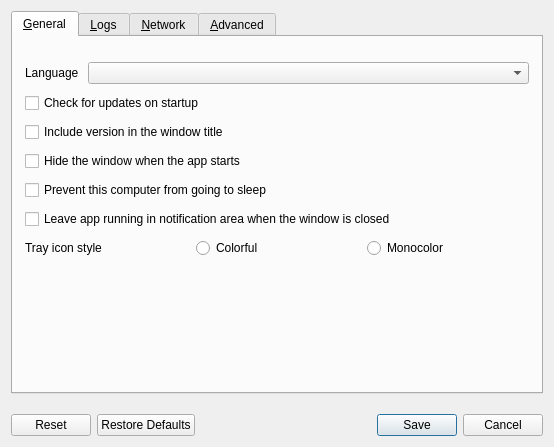
The window that src/lib/gui/dialogs/SettingsDialog.ui (deskflow/deskflow) describes before a commit, drawn with Qt 5.
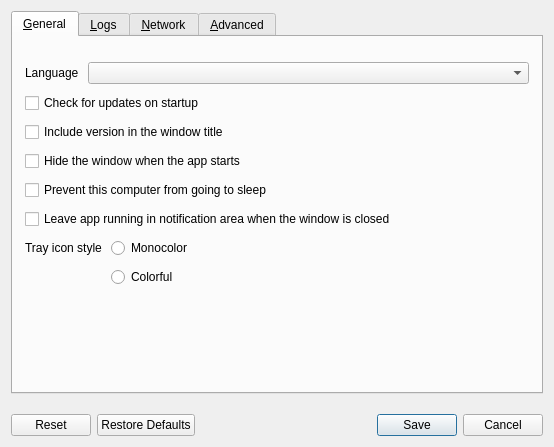
The same window after the commit. Icons and pictures are not drawn.

Commit message: refactor: SettingsDialog, adjust tray icon style layout

```diff
--- a/src/lib/gui/dialogs/SettingsDialog.ui
+++ b/src/lib/gui/dialogs/SettingsDialog.ui
@@ -101,28 +101,28 @@
         </widget>
        </item>
        <item>
-        <layout class="QHBoxLayout" name="horizontalLayout_8">
-         <item>
-          <widget class="QLabel" name="lblTrayIconStyle">
-           <property name="text">
-            <string>Tray icon style</string>
-           </property>
-          </widget>
-         </item>
-         <item>
+        <layout class="QFormLayout" name="formLayout">
+         <item row="1" column="1">
           <widget class="QRadioButton" name="rbIconColorful">
            <property name="text">
             <string>Colorful</string>
            </property>
           </widget>
          </item>
-         <item>
+         <item row="0" column="1">
           <widget class="QRadioButton" name="rbIconMono">
            <property name="text">
             <string>Monocolor</string>
            </property>
           </widget>
          </item>
+         <item row="0" column="0">
+          <widget class="QLabel" name="lblTrayIconStyle">
+           <property name="text">
+            <string>Tray icon style</string>
+           </property>
+          </widget>
+         </item>
         </layout>
        </item>
        <item>
```
